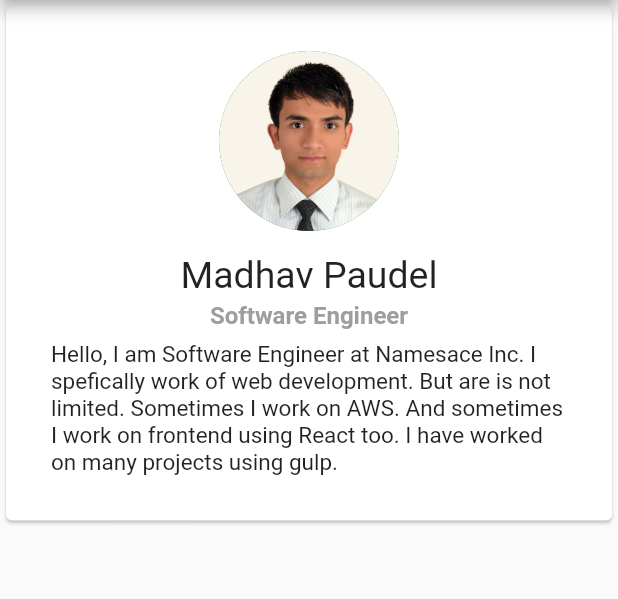
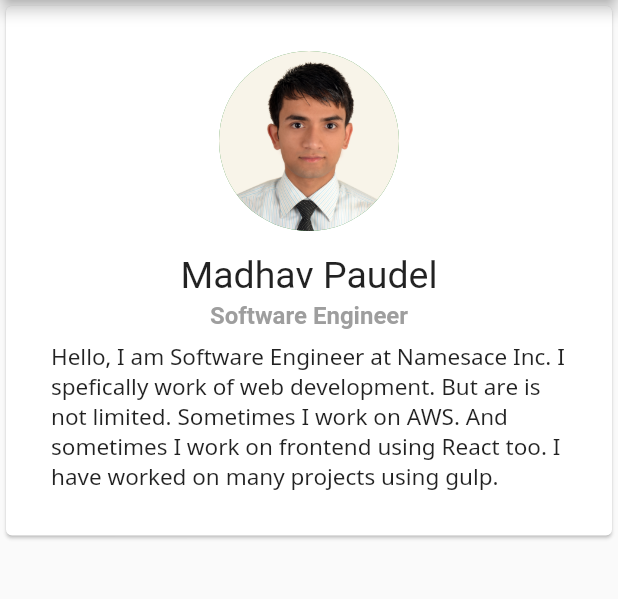
Before and after one commit to poudelmadhav/mycvapp, a Flutter app: the screen it shows after launch, on a phone screen of 412 x 824 dp, the part 84-683 px from its top. Run offline on Flutter 3.47's test engine with Material 2 defaults, Android fonts, the phone set to English and light mode, and no system bars.

Commit message:
learned to use external font

```diff
--- a/lib/main.dart
+++ b/lib/main.dart
@@ -28,7 +28,7 @@ class MyApp extends StatelessWidget {
                   children: <Widget>[
                     CircleAvatar(
                       backgroundImage:
-                          AssetImage("assets/Madhav_Paudel_photo_square.jpg"),
+                          AssetImage("assets/images/Madhav_Paudel_photo_square.jpg"),
                       radius: 60.0,
                     ),
                     SizedBox(
@@ -58,6 +58,7 @@ class MyApp extends StatelessWidget {
                       "Hello, I am Software Engineer at Namesace Inc. I spefically work of web development. But are is not limited. Sometimes I work on AWS. And sometimes I work on frontend using React too. I have worked on many projects using gulp.",
                       style: TextStyle(
                         fontSize: 15.0,
+                        fontFamily: "NotoSans",
                       ),
                     ),
                   ],
```
Also changed, not shown: pubspec.yaml (+5 -5 lines), assets/fonts/NotoSans-Regular.ttf (added), assets/images/Madhav_Paudel_photo_square.jpg (renamed from assets/Madhav_Paudel_photo_square.jpg).
